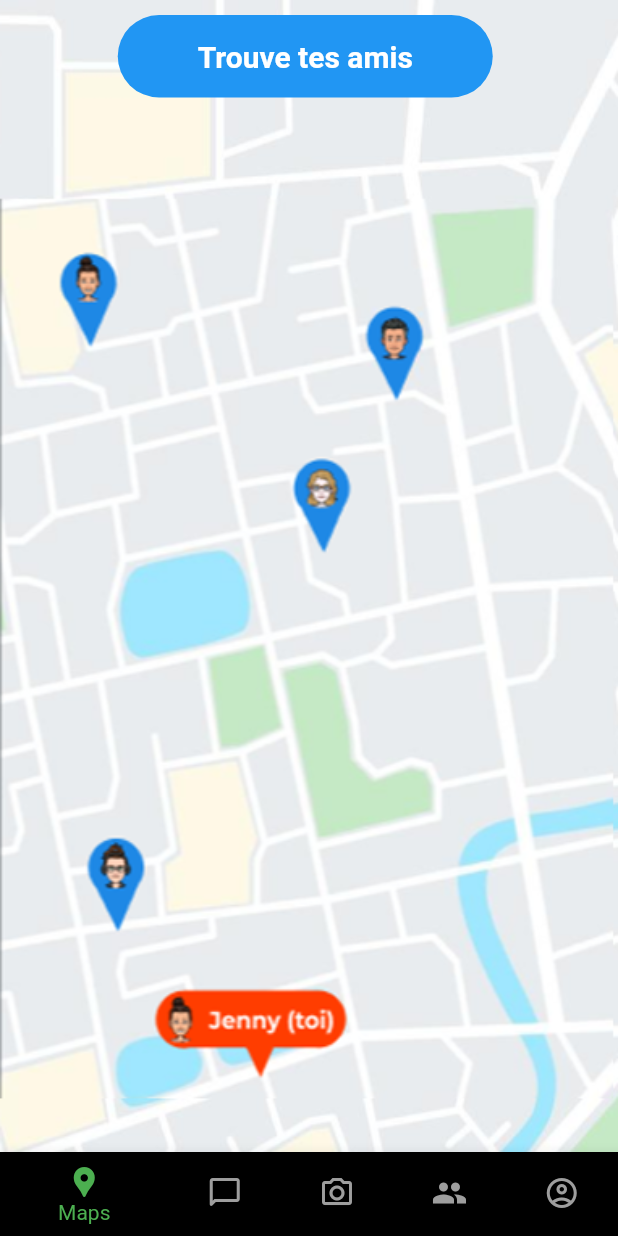
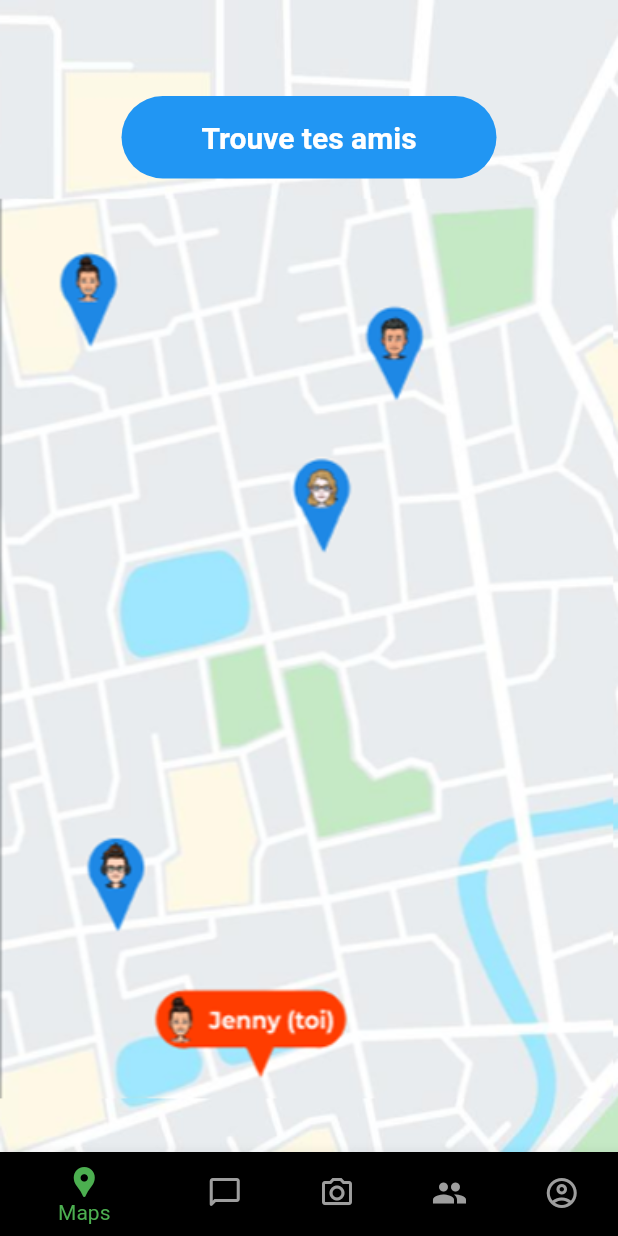
Before and after one commit to Nintendoboy59/snapchatTechnologieWebMobileExercice, a Flutter app: the MyHomePage screen opened directly, on a phone screen of 412 x 824 dp. Run offline on Flutter 3.47's test engine with Material 2 defaults, Android fonts, the phone set to English and light mode, and no system bars; our stand-ins replace camera, chat_bubbles, community_material_icon, permission_handler, video_player.

Commit message:
Draft : ♻️ Refactor Code (#7)
* ♻️ Home Page




test

* ♻️ Map Page

* ✅ LodingCustom Component

* ♻️Settings Page

* ♻️ Message Page

```diff
--- a/front/lib/ui/pages/home/home_page.dart
+++ b/front/lib/ui/pages/home/home_page.dart
@@ -13,22 +13,13 @@ class MyHomePage extends StatefulWidget {
 }
 
 class _MyHomePageState extends State<MyHomePage> {
-  final List<Widget> _pages = [
-    const MapPage(),
-    const MessagePage(),
-    CameraPage(),
-    const SettingsPage(),
-    const ProfilePage()
-  ];
-  int _selectedindex = 0;
-  MaterialColor _navBarItemColor = Colors.green;
+  int _selectedIndex = 0;
 
   @override
   Widget build(BuildContext context) {
-    return SafeArea(
-      child: Scaffold(
-        appBar: _selectedindex == 1
-            ? AppBar(
+    List appBar = [
+      null,
+      AppBar(
         leadingWidth: 100,
         automaticallyImplyLeading: true,
         leading: Row(
@@ -74,61 +65,79 @@ class _MyHomePageState extends State<MyHomePage> {
                       Icons.person_add,
                       color: Colors.black,
                       size: 24.0,
-                              semanticLabel:
-                                  'Text to announce in accessibility modes',
+                      semanticLabel: 'Text to announce in accessibility modes',
                     ),
                   )))
         ],
-              )
-            : null,
-        body: _pages[_selectedindex],
-        bottomNavigationBar: BottomNavigationBar(
-          selectedItemColor: _navBarItemColor,
-          unselectedItemColor: Colors.grey,
-          currentIndex: _selectedindex,
-          onTap: (index) {
+      ),
+      null,
+      AppBar(
+        leading: IconButton(
+          icon: const Icon(Icons.arrow_back_ios, color: Colors.black),
+          onPressed: () {
             setState(() {
-              _selectedindex = index;
-              if (_selectedindex == 0) {
-                _navBarItemColor = Colors.green;
-              } else if (_selectedindex == 1) {
-                _navBarItemColor = Colors.blue;
-              } else if (_selectedindex == 2) {
-                _navBarItemColor = Colors.amber;
-              } else if (_selectedindex == 3) {
-                _navBarItemColor = Colors.deepPurple;
-              } else {
-                _navBarItemColor = Colors.red;
-              }
+              _selectedIndex = 0;
             });
           },
-          items: [
+        ),
+        title: const Text("Données de l'api", style: TextStyle(color: Colors.blue)),
+        backgroundColor: Colors.white,
+        centerTitle: false,
+      ),
+      null
+    ];
+    List<Widget> pages = [
+      const MapPage(),
+      const MessagePage(),
+      CameraPage(),
+      const SettingsPage(),
+      const ProfilePage()
+    ];
+    return WillPopScope(
+      onWillPop: () async => false,
+      child: Scaffold(
+        appBar: appBar[_selectedIndex],
+        body: pages[_selectedIndex],
+        bottomNavigationBar: bottomNavBarCustom(),
+      ),
+    );
+  }
+
+  bottomNavBarCustom() {
+    List<Color> colors = [
+      Colors.green,
+      Colors.blue,
+      Colors.amber,
+      Colors.deepPurple,
+      Colors.red,
+    ];
+    Map<String, Icon> map = {
+      "Maps": const Icon(Icons.location_pin),
+      "Message": const Icon(Icons.messenger_outline_rounded),
+      "Camera": const Icon(Icons.photo_camera_outlined),
+      "Settings": Icon(Icons.group),
+      "Profile": const Icon(Icons.account_circle_outlined),
+    };
+    List<BottomNavigationBarItem> bottomNavigationBarItemList = [];
+    map.forEach(
+      (key, value) => bottomNavigationBarItemList.add(
         BottomNavigationBarItem(
-                icon: Icon(Icons.location_pin),
-                label: "Maps",
-                backgroundColor: Colors.black),
-            BottomNavigationBarItem(
-                icon: Icon(Icons.messenger_outline_rounded),
-                label: "Message",
-                backgroundColor: Colors.black),
-            BottomNavigationBarItem(
-                icon: Icon(Icons.photo_camera_outlined),
-                label: "Camera",
-                backgroundColor: Colors.black),
-            BottomNavigationBarItem(
-                icon: Icon(
-                  Icons.group,
-                ),
-                label: "Settings",
-                backgroundColor: Colors.black),
-            BottomNavigationBarItem(
-                icon: Icon(Icons.account_circle_outlined),
-                label: "Profile",
-                backgroundColor: Colors.black),
-          ],
+          icon: value,
+          label: key,
+          backgroundColor: Colors.black,
         ),
       ),
     );
-    ;
+    return BottomNavigationBar(
+      selectedItemColor: colors[_selectedIndex],
+      unselectedItemColor: Colors.grey,
+      currentIndex: _selectedIndex,
+      onTap: (index) {
+        setState(() {
+          _selectedIndex = index;
+        });
+      },
+      items: bottomNavigationBarItemList,
+    );
   }
 }
--- a/front/lib/ui/pages/home/map/map_page.dart
+++ b/front/lib/ui/pages/home/map/map_page.dart
@@ -12,26 +12,27 @@ class _MapPageState extends State<MapPage> {
   Widget build(BuildContext context) {
     return Stack(
       children: [
-        Container(
+        SizedBox(
           width: MediaQuery.of(context).size.width,
           height: MediaQuery.of(context).size.height,
           child: FittedBox(
+            fit: BoxFit.fill,
             child: Image.asset('assets/images/mapPicture.png'),
-            fit: BoxFit.fill,
           ),
         ),
         Row(
           mainAxisAlignment: MainAxisAlignment.center,
           children: [
             Padding(
-                padding: const EdgeInsets.only(
-                  left: 0.0,
-                  right: 5.0,
-                  top: 10.0,
-                  bottom: 5.0,
-                ),
+              padding: const EdgeInsets.all(64),
               child: GestureDetector(
                 onTap: () {
+                  showDialog(
+                      context: context,
+                      builder: (text) => const AlertDialog(
+                        title: Text('Si t\'as pas d\'amis prends un curly'),
+                      )
+                  );
                 },
                 child: Container(
                   height: 55,
@@ -50,7 +51,8 @@ class _MapPageState extends State<MapPage> {
                     ),
                   ),
                 ),
-                )),
+              ),
+            ),
           ],
         ),
       ],
```
Also changed, not shown: front/lib/ui/pages/home/message/message_page.dart (+43 -31 lines), front/lib/ui/pages/home/settings/settings_page.dart (+77 -109 lines), front/lib/ui/content/Loding.dart (added). Lines whose indentation alone changed are shown as unchanged.
